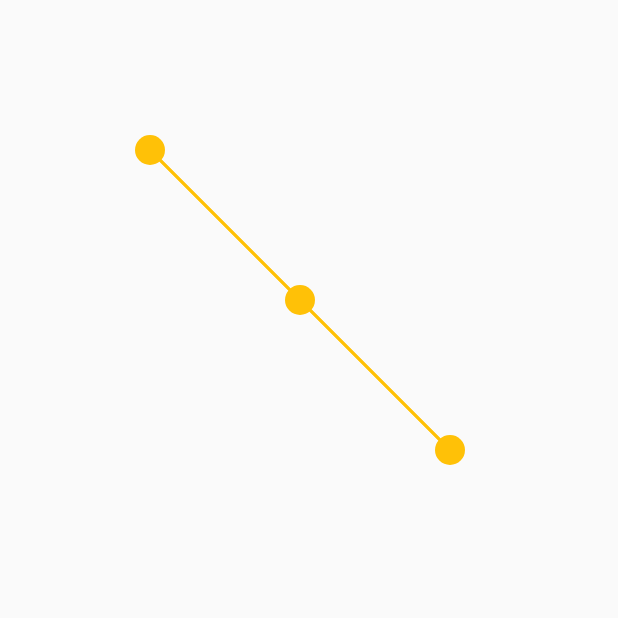
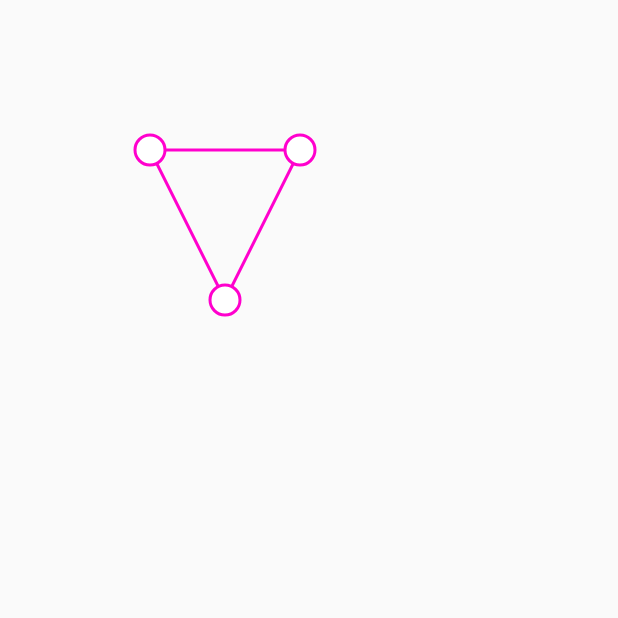
Before and after one commit to xlund/interactive_triangle, a Flutter app: the screen it shows after launch, on a phone screen of 412 x 824 dp, the top half of it. Run offline on Flutter 3.47's test engine with Material 2 defaults, Android fonts, the phone set to English and light mode, and no system bars.

Commit message:
Update style to match request

```diff
--- a/lib/interactive_triangle.dart
+++ b/lib/interactive_triangle.dart
@@ -12,10 +12,10 @@ enum Selected { none, c1, c2, c3 }
 class _MovablePointState extends State<MovablePoint> {
   double xPos = 100.0;
   double yPos = 100.0;
-  double xPos2 = 200.0;
+  double xPos2 = 150.0;
   double yPos2 = 200.0;
-  double xPos3 = 300.0;
-  double yPos3 = 300.0;
+  double xPos3 = 200.0;
+  double yPos3 = 100.0;
   Selected _selected = Selected.none;
   double radius = 10;
   bool _dragging = false;
@@ -74,11 +74,19 @@ class _MovablePointState extends State<MovablePoint> {
       child: Stack(
         children: [
           CustomPaint(
-            painter: PointPainter(cPos: Offset(xPos, yPos), radius: radius),
+            painter: LinePainter(startPos: Offset(xPos, yPos), endPos: Offset(xPos2, yPos2)),
             child: Container(),
           ),
           CustomPaint(
-            painter: LinePainter(startPos: Offset(xPos, yPos), endPos: Offset(xPos2, yPos2)),
+            painter: LinePainter(startPos: Offset(xPos3, yPos3), endPos: Offset(xPos, yPos)),
+            child: Container(),
+          ),
+          CustomPaint(
+            painter: LinePainter(startPos: Offset(xPos2, yPos2), endPos: Offset(xPos3, yPos3)),
+            child: Container(),
+          ),
+          CustomPaint(
+            painter: PointPainter(cPos: Offset(xPos, yPos), radius: radius),
             child: Container(),
           ),
           CustomPaint(
@@ -86,15 +94,7 @@ class _MovablePointState extends State<MovablePoint> {
             child: Container(),
           ),
           CustomPaint(
-            painter: LinePainter(startPos: Offset(xPos2, yPos2), endPos: Offset(xPos3, yPos3)),
-            child: Container(),
-          ),
-          CustomPaint(
             painter: PointPainter(cPos: Offset(xPos3, yPos3), radius: radius),
-            child: Container(),
-          ),
-          CustomPaint(
-            painter: LinePainter(startPos: Offset(xPos3, yPos3), endPos: Offset(xPos, yPos)),
             child: Container(),
           ),
         ],
@@ -111,11 +111,16 @@ class PointPainter extends CustomPainter {
   @override
   void paint(Canvas canvas, Size size) {
     final Paint circlePainter = Paint()
-      ..color = Colors.amber
+      ..color = Colors.white
       ..style = PaintingStyle.fill
+      ..strokeWidth = 2;
+    final Paint strokePainter = Paint()
+      ..color = Color(0xFFFF00CD)
+      ..style = PaintingStyle.stroke
       ..strokeWidth = 2;
 
     canvas.drawCircle(cPos, radius, circlePainter);
+    canvas.drawCircle(cPos, radius, strokePainter);
   }
 
   @override
@@ -133,7 +138,7 @@ class LinePainter extends CustomPainter {
   @override
   void paint(Canvas canvas, Size size) {
     final Paint linePainter = Paint()
-      ..color = Colors.amber
+      ..color = Color(0xFFFF00CD)
       ..style = PaintingStyle.fill
       ..strokeWidth = 2;
 
```
